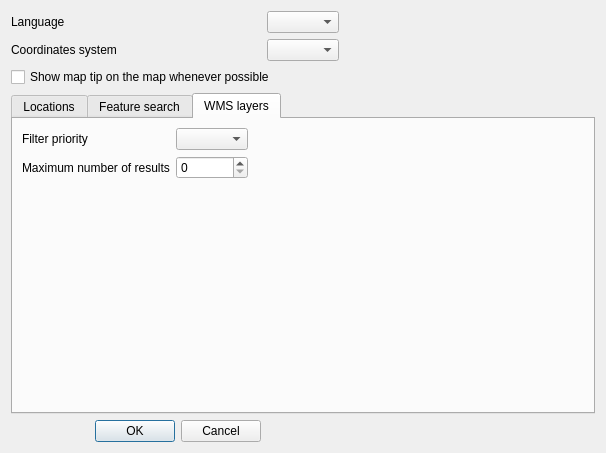
Above: swiss_locator/ui/config.ui from opengisch/qgis-swiss-locator before the change. Below: the same form after it.
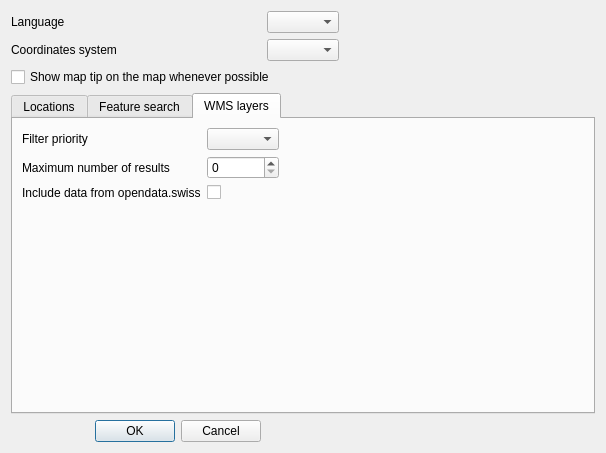
That is the form after the change. The open tabs and pages were chosen to show the change. Custom widgets are drawn as their Qt base class.

Commit message: Add setting to toggle opendata.swiss searches

What changed in the file:
```diff
--- a/swiss_locator/ui/config.ui
+++ b/swiss_locator/ui/config.ui
@@ -234,7 +234,10 @@
        <item row="1" column="1">
         <widget class="QSpinBox" name="layers_limit"/>
        </item>
-       <item row="2" column="0">
+       <item row="2" column="1">
+        <widget class="QCheckBox" name="layers_include_opendataswiss"/>
+       </item>
+       <item row="3" column="0">
         <spacer name="verticalSpacer_3">
          <property name="orientation">
           <enum>Qt::Vertical</enum>
@@ -247,6 +250,13 @@
          </property>
         </spacer>
        </item>
+       <item row="2" column="0">
+        <widget class="QLabel" name="label_7">
+         <property name="text">
+          <string>Include data from opendata.swiss</string>
+         </property>
+        </widget>
+       </item>
        <item row="1" column="0">
         <widget class="QLabel" name="label_7">
          <property name="text">
```
The commit also changes 3 other files.
